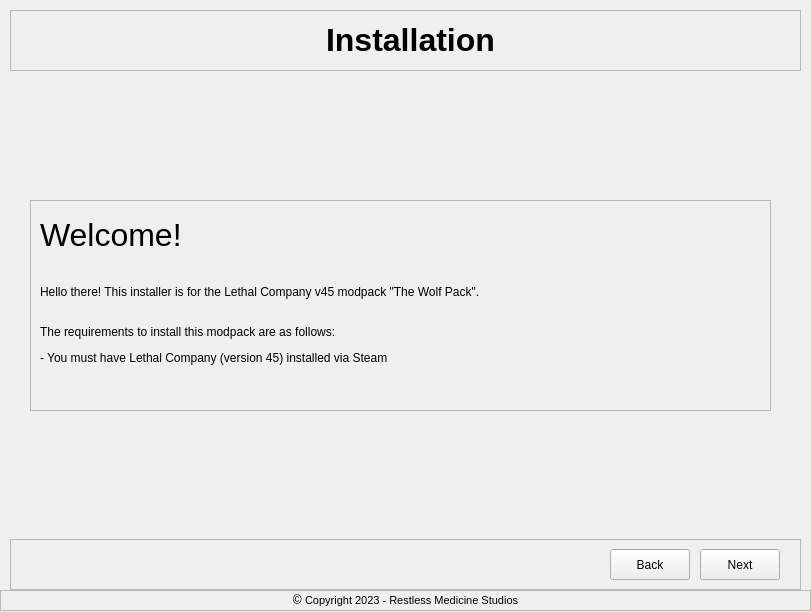
Qt form src/mainwindow.ui (m-riley04/LethalCompanyModpackInstaller) before a commit.
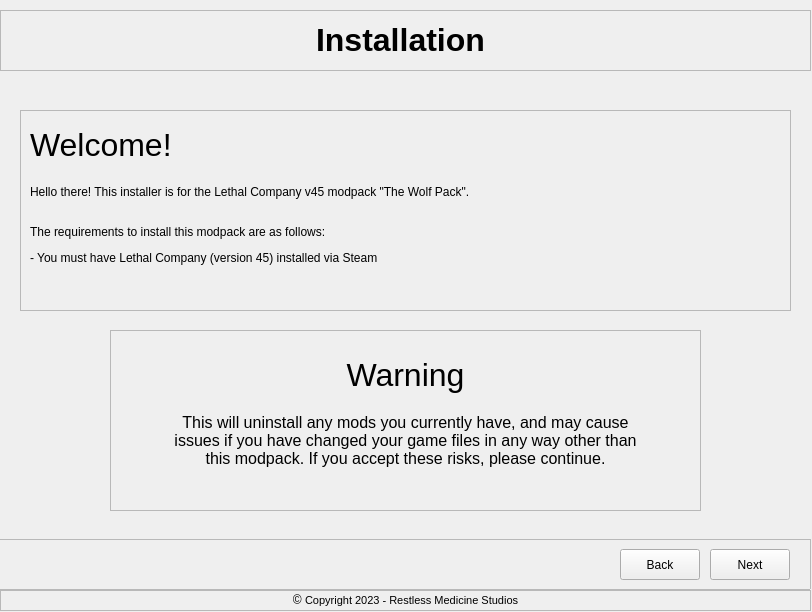
The same form after that commit. The open tabs and pages were chosen to show the change.

The edit to the form file:
```diff
--- a/src/mainwindow.ui
+++ b/src/mainwindow.ui
@@ -6,7 +6,7 @@
    <rect>
     <x>0</x>
     <y>0</y>
-    <width>811</width>
+    <width>812</width>
     <height>612</height>
    </rect>
   </property>
@@ -17,9 +17,9 @@
    <widget class="QStackedWidget" name="stack_pages">
     <property name="geometry">
      <rect>
-      <x>10</x>
+      <x>0</x>
       <y>10</y>
-      <width>791</width>
+      <width>811</width>
       <height>581</height>
      </rect>
     </property>
@@ -30,9 +30,9 @@
      <widget class="QFrame" name="frame_controls">
       <property name="geometry">
        <rect>
-        <x>0</x>
+        <x>-10</x>
         <y>529</y>
-        <width>791</width>
+        <width>821</width>
         <height>51</height>
        </rect>
       </property>
@@ -45,7 +45,7 @@
       <widget class="QPushButton" name="btn_next">
        <property name="geometry">
         <rect>
-         <x>690</x>
+         <x>720</x>
          <y>10</y>
          <width>80</width>
          <height>31</height>
@@ -58,7 +58,7 @@
       <widget class="QPushButton" name="btn_back">
        <property name="geometry">
         <rect>
-         <x>600</x>
+         <x>630</x>
          <y>10</y>
          <width>80</width>
          <height>31</height>
@@ -74,7 +74,7 @@
        <rect>
         <x>0</x>
         <y>70</y>
-        <width>791</width>
+        <width>811</width>
         <height>451</height>
        </rect>
       </property>
@@ -86,9 +86,9 @@
         <property name="geometry">
          <rect>
           <x>20</x>
-          <y>120</y>
-          <width>741</width>
-          <height>211</height>
+          <y>30</y>
+          <width>771</width>
+          <height>201</height>
          </rect>
         </property>
         <property name="frameShape">
@@ -114,9 +114,9 @@
          <property name="geometry">
           <rect>
            <x>10</x>
-           <y>40</y>
+           <y>60</y>
            <width>701</width>
-           <height>171</height>
+           <height>111</height>
           </rect>
          </property>
          <property name="text">
@@ -127,6 +127,53 @@
          </property>
         </widget>
        </widget>
+       <widget class="QFrame" name="frame_warning">
+        <property name="geometry">
+         <rect>
+          <x>110</x>
+          <y>250</y>
+          <width>591</width>
+          <height>181</height>
+         </rect>
+        </property>
+        <property name="frameShape">
+         <enum>QFrame::StyledPanel</enum>
+        </property>
+        <property name="frameShadow">
+         <enum>QFrame::Raised</enum>
+        </property>
+        <widget class="QLabel" name="label_11">
+         <property name="geometry">
+          <rect>
+           <x>60</x>
+           <y>70</y>
+           <width>471</width>
+           <height>81</height>
+          </rect>
+         </property>
+         <property name="text">
+          <string>&lt;html&gt;&lt;head/&gt;&lt;body&gt;&lt;p align=&quot;center&quot;&gt;&lt;span style=&quot; font-size:12pt;&quot;&gt;This will uninstall any mods you currently have, and may cause issues if you have changed your game files in any way other than this modpack. If you accept these risks, please continue.&lt;/span&gt;&lt;/p&gt;&lt;/body&gt;&lt;/html&gt;</string>
+         </property>
+         <property name="wordWrap">
+          <bool>true</bool>
+         </property>
+        </widget>
+        <widget class="QLabel" name="label_10">
+         <property name="geometry">
+          <rect>
+           <x>150</x>
+           <y>20</y>
+           <width>291</width>
+           <height>51</height>
+          </rect>
+         </property>
+         <property name="text">
+          <string>&lt;html&gt;&lt;head/&gt;&lt;body&gt;&lt;p align=&quot;center&quot;&gt;&lt;span style=&quot; font-size:24pt;&quot;&gt;Warning&lt;/span&gt;&lt;/p&gt;&lt;/body&gt;&lt;/html&gt;</string>
+         </property>
+        </widget>
+       </widget>
+       <zorder>frame_warning</zorder>
+       <zorder>frame_welcome</zorder>
       </widget>
       <widget class="QWidget" name="page_eula">
        <widget class="QTextBrowser" name="textBrowser_2">
@@ -405,35 +452,6 @@
          </property>
         </widget>
        </widget>
-       <widget class="QLabel" name="label_10">
-        <property name="geometry">
-         <rect>
-          <x>260</x>
-          <y>310</y>
-          <width>281</width>
-          <height>51</height>
-         </rect>
-        </property>
-        <property name="text">
-         <string>&lt;html&gt;&lt;head/&gt;&lt;body&gt;&lt;p align=&quot;center&quot;&gt;&lt;span style=&quot; font-size:24pt;&quot;&gt;Warning&lt;/span&gt;&lt;/p&gt;&lt;/body&gt;&lt;/html&gt;</string>
-        </property>
-       </widget>
-       <widget class="QLabel" name="label_11">
-        <property name="geometry">
-         <rect>
-          <x>170</x>
-          <y>360</y>
-          <width>451</width>
-          <height>81</height>
-         </rect>
-        </property>
-        <property name="text">
-         <string>&lt;html&gt;&lt;head/&gt;&lt;body&gt;&lt;p align=&quot;center&quot;&gt;&lt;span style=&quot; font-size:12pt;&quot;&gt;This will uninstall any mods you currently have, and may cause issues if you have changed your game files in any way other than this modpack. If you accept these risks, please continue.&lt;/span&gt;&lt;/p&gt;&lt;/body&gt;&lt;/html&gt;</string>
-        </property>
-        <property name="wordWrap">
-         <bool>true</bool>
-        </property>
-       </widget>
       </widget>
       <widget class="QWidget" name="page_working">
        <widget class="QLabel" name="label_progress">
@@ -676,7 +694,7 @@
        <rect>
         <x>0</x>
         <y>0</y>
-        <width>791</width>
+        <width>811</width>
         <height>61</height>
        </rect>
       </property>
```
Left out of the diff: 140 changed lines with no effect on the pictures.
